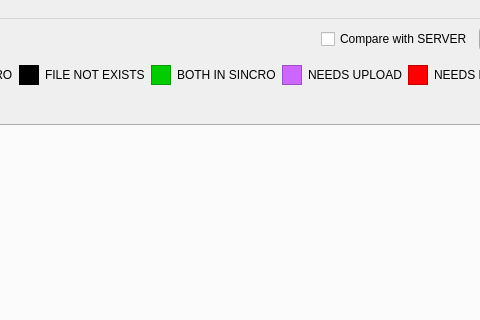
skarone/PipeL, file pipe/manager/manager.ui: the form before one commit; both pictures show x 601 to 1081 and y 0 to 320 of the 1169 by 853 pixel window.
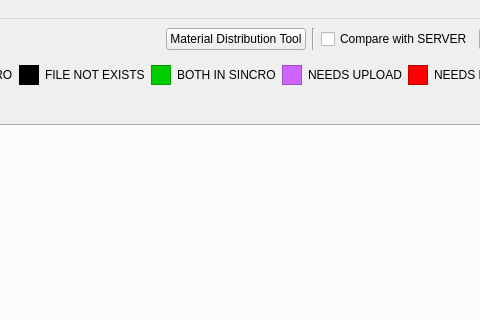
The form after the commit.

Commit message: added material distribution tool for production

The edit to the form file:
```diff
--- a/pipe/manager/manager.ui
+++ b/pipe/manager/manager.ui
@@ -54,6 +54,20 @@
         </property>
        </spacer>
       </item>
+      <item>
+       <widget class="QPushButton" name="matDist_btn">
+        <property name="text">
+         <string>Material Distribution Tool</string>
+        </property>
+       </widget>
+      </item>
+      <item>
+       <widget class="Line" name="line">
+        <property name="orientation">
+         <enum>Qt::Vertical</enum>
+        </property>
+       </widget>
+      </item>
       <item>
        <widget class="QCheckBox" name="compareServer_chb">
         <property name="enabled">
```
The commit also changes 7 other files.
